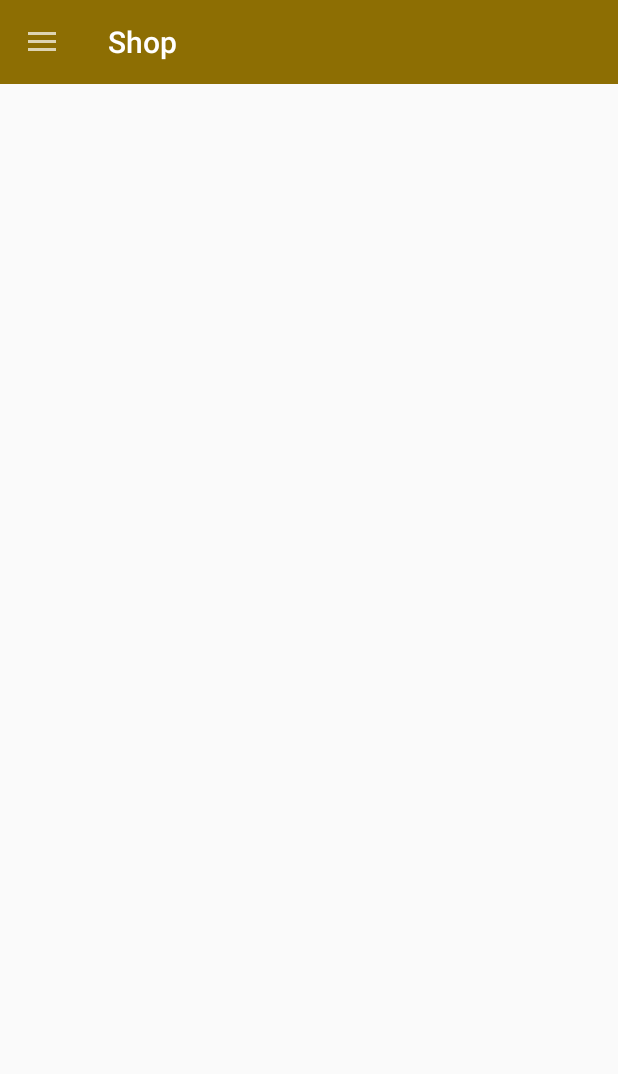
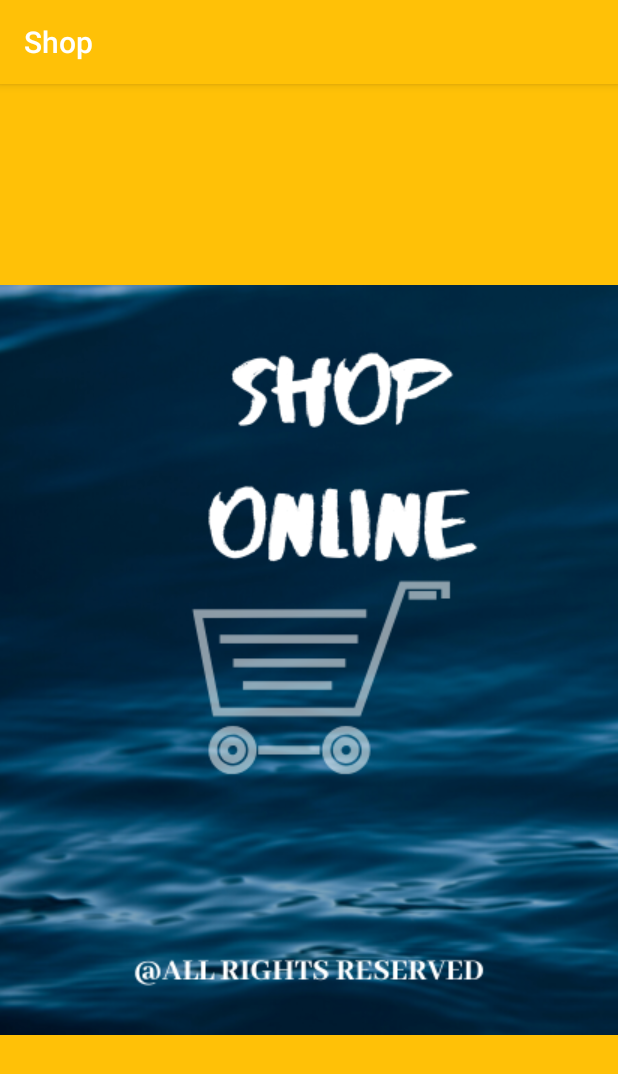
Before and after one commit to DaxH/Shop, an Android app: the first screen one second after launch (MainActivity before the commit, SplashActivityShop after it), on a phone screen of 412 x 824 dp. Shown: the top 1074 px of the screen. Run offline under Robolectric (Android 15) with nearby library versions, the phone set to English and light mode, and no system bars.

Commit message:
splash
splash agregado
color secundario

```diff
--- a/app/src/main/AndroidManifest.xml
+++ b/app/src/main/AndroidManifest.xml
@@ -11,6 +11,9 @@
         android:theme="@style/AppTheme">
         <activity android:name=".Vista.Menu"></activity>
         <activity android:name=".MainActivity" android:theme="@style/Theme.AppCompat.Light.NoActionBar">
+
+        </activity>
+        <activity android:name=".Vista.SplashActivityShop" >
             <intent-filter>
                 <action android:name="android.intent.action.MAIN" />
 
--- a/app/src/main/java/com/example/shop/MainActivity.java
+++ b/app/src/main/java/com/example/shop/MainActivity.java
@@ -20,6 +20,7 @@ public class MainActivity extends AppCompatActivity {
     protected void onCreate(Bundle savedInstanceState) {
         super.onCreate(savedInstanceState);
         setContentView(R.layout.activity_main);
+
         toolbar = findViewById(R.id.tool_bar);
         setSupportActionBar(toolbar);
         drawerLayout = findViewById(R.id.drawer);
--- /dev/null
+++ b/app/src/main/java/com/example/shop/Vista/SplashActivityShop.java
@@ -0,0 +1,33 @@
+package com.example.shop.Vista;
+
+import android.content.Intent;
+import android.os.Bundle;
+import android.os.Handler;
+
+import androidx.annotation.Nullable;
+import androidx.appcompat.app.AppCompatActivity;
+
+import com.example.shop.MainActivity;
+import com.example.shop.R;
+
+public class SplashActivityShop extends AppCompatActivity {
+
+
+     private final int DURACION_SPLASH = 3000; // 2 segundos
+
+    @Override
+    protected void onCreate(@Nullable Bundle savedInstanceState) {
+        super.onCreate(savedInstanceState);
+        setContentView(R.layout.splash_shop);
+
+        new Handler().postDelayed(new Runnable(){
+            public void run(){
+
+                Intent intent = new Intent(SplashActivityShop.this, MainActivity.class);
+                startActivity(intent);
+                finish();
+            };
+
+        }, DURACION_SPLASH);
+    }
+}
--- /dev/null
+++ b/app/src/main/res/layout/splash_shop.xml
@@ -0,0 +1,15 @@
+<?xml version="1.0" encoding="utf-8"?>
+<RelativeLayout xmlns:android="http://schemas.android.com/apk/res/android"
+
+    xmlns:app="http://schemas.android.com/apk/res-auto"
+    android:layout_width="match_parent"
+    android:layout_height="match_parent">
+
+    <ImageView
+        android:layout_width="wrap_content"
+        android:layout_height="match_parent"
+        android:layout_centerInParent="true"
+        android:scaleType="center"
+        android:background="@color/colorPrincipal"
+        app:srcCompat="@drawable/logo_shop" />
+</RelativeLayout>
```
Also changed, not shown: app/src/main/res/drawable/logo_shop.png (added).
